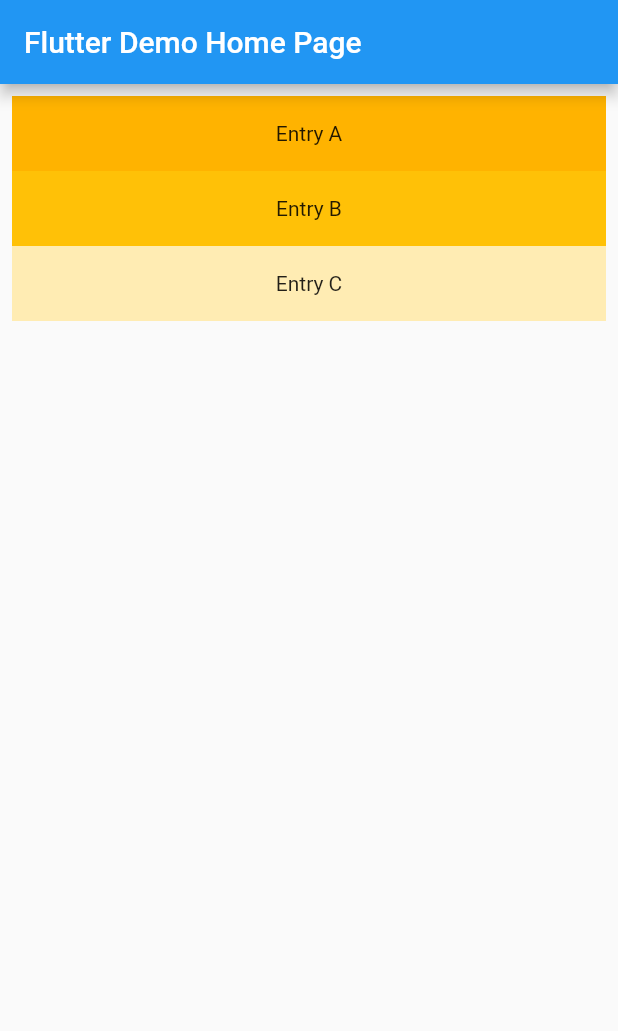
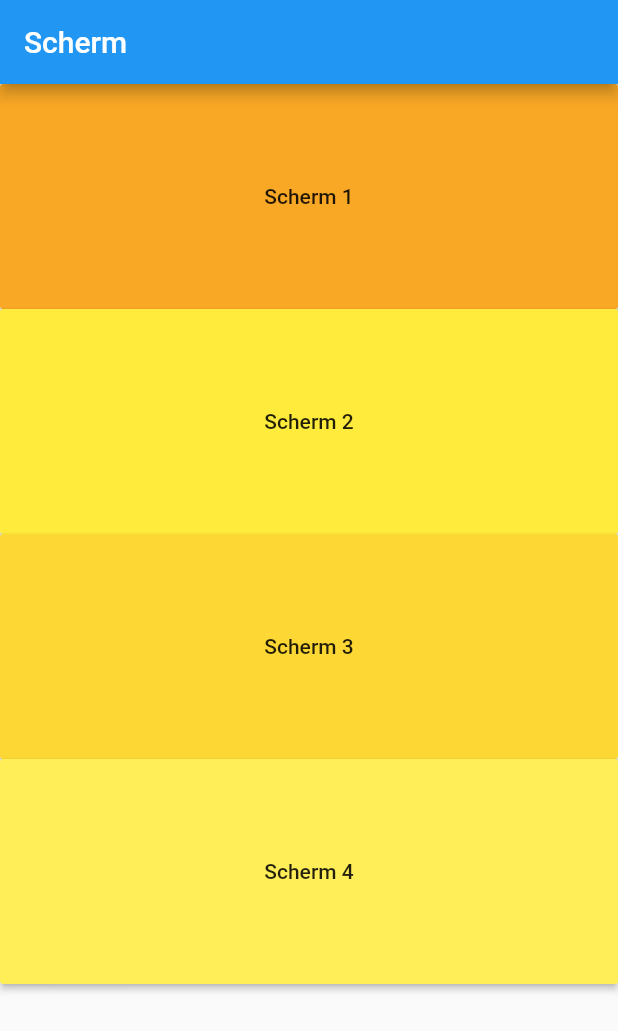
Before and after one commit to imcrazydia/flutter_listview, a Flutter app: the screen it shows after launch, on a phone screen of 412 x 824 dp. Shown: the top 1031 px of the screen. Run offline on Flutter 3.47's test engine with Material 2 defaults, Android fonts, the phone set to English and light mode, and no system bars.

Commit message:
Update main.dart

```diff
--- a/lib/main.dart
+++ b/lib/main.dart
@@ -1,80 +1,153 @@
 import 'package:flutter/material.dart';
 
 void main() {
-  runApp(MyApp());
+  runApp(MaterialApp(
+    title: 'Navigation Basics',
+    home: ScreenOne(),
+  ));
 }
 
-class MyApp extends StatelessWidget {
-  // This widget is the root of your application.
+class ScreenOne extends StatelessWidget {
   @override
   Widget build(BuildContext context) {
-    return MaterialApp(
-      title: 'Flutter Demo',
-      theme: ThemeData(
-        // This is the theme of your application.
-        //
-        // Try running your application with "flutter run". You'll see the
-        // application has a blue toolbar. Then, without quitting the app, try
-        // changing the primarySwatch below to Colors.green and then invoke
-        // "hot reload" (press "r" in the console where you ran "flutter run",
-        // or simply save your changes to "hot reload" in a Flutter IDE).
-        // Notice that the counter didn't reset back to zero; the application
-        // is not restarted.
-        primarySwatch: Colors.blue,
-        // This makes the visual density adapt to the platform that you run
-        // the app on. For desktop platforms, the controls will be smaller and
-        // closer together (more dense) than on mobile platforms.
-        visualDensity: VisualDensity.adaptivePlatformDensity,
+    return Scaffold(
+      appBar: AppBar(
+        title: Text('Scherm'),
       ),
-      home: MyHomePage(title: 'Flutter Demo Home Page'),
+      body: Center(
+        child: ListView(
+          children: [
+            MaterialButton(
+              child: Text('Scherm 1'),
+              height: 150,
+              color: Colors.yellow[800],
+              onPressed: () {
+                Navigator.push(
+                  context,
+                  MaterialPageRoute(builder: (context) => ScreenTwo()),
+                );
+              },
+            ),
+            MaterialButton(
+              child: Text('Scherm 2'),
+              height: 150,
+              color: Colors.yellow,
+              onPressed: () {
+                Navigator.push(
+                  context,
+                  MaterialPageRoute(builder: (context) => ScreenThree()),
+                );
+              },
+            ),
+            MaterialButton(
+              child: Text('Scherm 3'),
+              height: 150,
+              color: Colors.yellow[600],
+              onPressed: () {
+                Navigator.push(
+                  context,
+                  MaterialPageRoute(builder: (context) => ScreenFour()),
+                );
+              },
+            ),
+            MaterialButton(
+              child: Text('Scherm 4'),
+              height: 150,
+              color: Colors.yellow[400],
+              onPressed: () {
+                Navigator.push(
+                  context,
+                  MaterialPageRoute(builder: (context) => ScreenFive()),
+                );
+              },
+            ),
+          ],
+        ),
+      ),
     );
   }
 }
 
-class MyHomePage extends StatefulWidget {
-  MyHomePage({Key key, this.title}) : super(key: key);
-
-  // This widget is the home page of your application. It is stateful, meaning
-  // that it has a State object (defined below) that contains fields that affect
-  // how it looks.
-
-  // This class is the configuration for the state. It holds the values (in this
-  // case the title) provided by the parent (in this case the App widget) and
-  // used by the build method of the State. Fields in a Widget subclass are
-  // always marked "final".
-
-  final String title;
-
-  @override
-  _MyHomePageState createState() => _MyHomePageState();
-}
-
-class _MyHomePageState extends State<MyHomePage> {
+class ScreenTwo extends StatelessWidget {
   @override
   Widget build(BuildContext context) {
     return Scaffold(
-        appBar: AppBar(
-          title: Text(widget.title),
+      appBar: AppBar(
+        title: Text("Scherm 1"),
+      ),
+      body: Center(
+        child: MaterialButton(
+          onPressed: () {
+            Navigator.pop(context);
+          },
+          height: 50,
+          color: Colors.yellow[800],
+          child: Text('Ga terug'),
         ),
-        body: ListView(
-          padding: const EdgeInsets.all(8),
-          children: <StatelessWidget>[
-            Container(
-              height: 50,
-              color: Colors.amber[600],
-              child: const Center(child: Text('Entry A')),
-            ),
-            Container(
-              height: 50,
-              color: Colors.amber[500],
-              child: const Center(child: Text('Entry B')),
-            ),
-            Container(
-              height: 50,
-              color: Colors.amber[100],
-              child: const Center(child: Text('Entry C')),
-            ),
-          ],
-        ));
+      ),
+    );
   }
 }
+
+class ScreenThree extends StatelessWidget {
+  @override
+  Widget build(BuildContext context) {
+    return Scaffold(
+      appBar: AppBar(
+        title: Text("Scherm 2"),
+      ),
+      body: Center(
+        child: MaterialButton(
+          onPressed: () {
+            Navigator.pop(context);
+          },
+          height: 50,
+          color: Colors.yellow,
+          child: Text('Ga terug'),
+        ),
+      ),
+    );
+  }
+}
+
+class ScreenFour extends StatelessWidget {
+  @override
+  Widget build(BuildContext context) {
+    return Scaffold(
+      appBar: AppBar(
+        title: Text("Scherm 3"),
+      ),
+      body: Center(
+        child: MaterialButton(
+          onPressed: () {
+            Navigator.pop(context);
+          },
+          height: 50,
+          color: Colors.yellow[600],
+          child: Text('Ga terug'),
+        ),
+      ),
+    );
+  }
+}
+
+class ScreenFive extends StatelessWidget {
+  @override
+  Widget build(BuildContext context) {
+    return Scaffold(
+      appBar: AppBar(
+        title: Text("Scherm 4"),
+      ),
+      body: Center(
+        child: MaterialButton(
+          onPressed: () {
+            Navigator.pop(context);
+          },
+          height: 50,
+          color: Colors.yellow[400],
+          child: Text('Ga terug'),
+        ),
+      ),
+    );
+  }
+}
```
